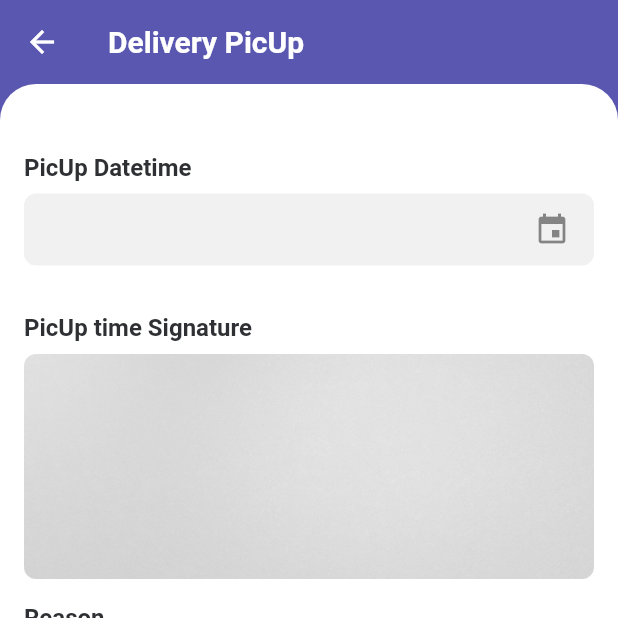
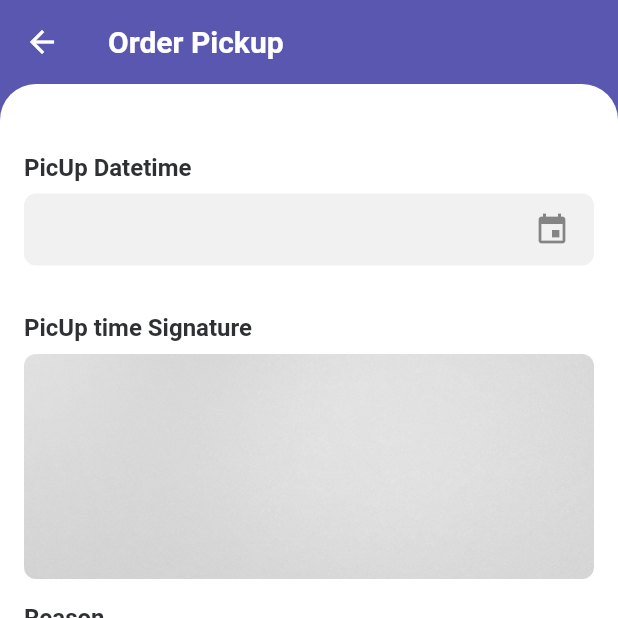
Before and after one commit to themasterblaster2025/org, a Flutter app: the ReceivedScreenOrderScreen screen opened directly with empty values, on a phone screen of 412 x 824 dp, the top half of it. Run offline on Flutter 3.47's test engine with Material 2 defaults, Android fonts, the phone set to English and light mode, and no system bars; drawn by our look-alikes of date_time_picker, nb_utils; our stand-ins replace animated_bottom_navigation_bar, cached_network_image, flutter_mobx, geolocator, google_fonts, google_maps_flutter and 5 more; missing offline and left inert: flutter_google_places, flutter_paystack, flutter_polyline_points, flutter_stripe, flutterwave_standard, google_api_headers and 5 more; accounts and stored records are empty; generated files the repository leaves out were written again; network calls fail; statements that could not run were skipped.

Commit message:
- Add Dark Mode

```diff
--- /dev/null
+++ b/lib/AppTheme.dart
@@ -0,0 +1,92 @@
+import 'package:flutter/material.dart';
+import 'package:flutter/services.dart';
+import 'package:google_fonts/google_fonts.dart';
+import 'package:mighty_delivery/main/utils/Colors.dart';
+import 'package:nb_utils/nb_utils.dart';
+
+class AppTheme {
+  //
+  AppTheme._();
+
+  static final ThemeData lightTheme = ThemeData(
+    primarySwatch: createMaterialColor(colorPrimary),
+    primaryColor: colorPrimary,
+    scaffoldBackgroundColor: scaffoldLightColor,
+    accentColor: colorPrimary,
+    bottomNavigationBarTheme: BottomNavigationBarThemeData(
+      backgroundColor: Colors.white,
+      selectedItemColor: colorPrimary,
+      unselectedItemColor: black,
+    ),
+    fontFamily: GoogleFonts.rajdhani().fontFamily,
+    iconTheme: IconThemeData(color: colorPrimary),
+    dialogBackgroundColor: Colors.white,
+    unselectedWidgetColor: Colors.black,
+    dividerColor: viewLineColor,
+    cardColor: Colors.white,
+    tabBarTheme: TabBarTheme(labelColor: Colors.black),
+    appBarTheme: AppBarTheme(
+      color: Colors.white,
+      brightness: Brightness.light,
+      elevation: 0,
+      systemOverlayStyle: SystemUiOverlayStyle(
+        statusBarIconBrightness: Brightness.dark,
+        statusBarBrightness: Brightness.light,
+      ),
+    ),
+    dialogTheme: DialogTheme(shape: dialogShape()),
+    bottomSheetTheme: BottomSheetThemeData(backgroundColor: Colors.white),
+    colorScheme: ColorScheme.light(
+      primary: colorPrimary,
+    ),
+  ).copyWith(
+    pageTransitionsTheme: PageTransitionsTheme(
+      builders: <TargetPlatform, PageTransitionsBuilder>{
+        TargetPlatform.android: OpenUpwardsPageTransitionsBuilder(),
+        TargetPlatform.linux: OpenUpwardsPageTransitionsBuilder(),
+        TargetPlatform.iOS: CupertinoPageTransitionsBuilder(),
+      },
+    ),
+  );
+
+  static final ThemeData darkTheme = ThemeData(
+    primarySwatch: createMaterialColor(colorPrimary),
+    primaryColor: colorPrimary,
+    scaffoldBackgroundColor: scaffoldColorDark,
+    accentColor: colorPrimary,
+    bottomNavigationBarTheme: BottomNavigationBarThemeData(
+      backgroundColor: Colors.red,
+      unselectedItemColor: white,
+      selectedItemColor: colorPrimary,
+    ),
+    fontFamily: GoogleFonts.rajdhani().fontFamily,
+    iconTheme: IconThemeData(color: Colors.white),
+    dialogBackgroundColor: scaffoldSecondaryDark,
+    unselectedWidgetColor: Colors.white60,
+    dividerColor: Colors.white12,
+    cardColor: scaffoldSecondaryDark,
+    tabBarTheme: TabBarTheme(labelColor: Colors.white),
+    appBarTheme: AppBarTheme(
+      color: scaffoldColorDark,
+      brightness: Brightness.dark,
+      elevation: 0,
+      systemOverlayStyle: SystemUiOverlayStyle(
+        systemNavigationBarColor: scaffoldColorDark,
+      ),
+    ),
+    dialogTheme: DialogTheme(shape: dialogShape()),
+    snackBarTheme: SnackBarThemeData(backgroundColor: appButtonColorDark),
+    bottomSheetTheme: BottomSheetThemeData(backgroundColor: appButtonColorDark),
+    colorScheme: ColorScheme.dark(
+      primary: colorPrimary,
+    ),
+  ).copyWith(
+    pageTransitionsTheme: PageTransitionsTheme(
+      builders: <TargetPlatform, PageTransitionsBuilder>{
+        TargetPlatform.android: OpenUpwardsPageTransitionsBuilder(),
+        TargetPlatform.linux: OpenUpwardsPageTransitionsBuilder(),
+        TargetPlatform.iOS: CupertinoPageTransitionsBuilder(),
+      },
+    ),
+  );
+}
--- a/lib/delivery/fragment/DProfileFragment.dart
+++ b/lib/delivery/fragment/DProfileFragment.dart
@@ -58,7 +58,7 @@ class DProfileFragmentState extends State<DProfileFragment> {
                     SettingItemModel mData = settingItems[index];
                     return ListTile(
                       contentPadding: EdgeInsets.only(left: 16, right: 16, top: 0, bottom: 0),
-                      leading: Icon(mData.icon, size: 30, color: colorPrimary),
+                      leading: Icon(mData.icon, size: 30, color: appStore.isDarkMode ? Colors.white : colorPrimary),
                       title: Text(mData.title!),
                       trailing: Icon(Icons.navigate_next, color: Colors.grey),
                       onTap: () async {
--- a/lib/delivery/screens/ReceivedScreenOrderScreen.dart
+++ b/lib/delivery/screens/ReceivedScreenOrderScreen.dart
@@ -85,7 +85,7 @@ class ReceivedScreenOrderScreenState extends State<ReceivedScreenOrderScreen> {
     ).then((value) {
       appStore.setLoading(false);
 
-      toast('Order PicUp Sucessfully');
+      toast('Order pickup Sucessfully');
       finish(context, true);
     }).catchError((error) {
       appStore.setLoading(false);
@@ -147,7 +147,7 @@ class ReceivedScreenOrderScreenState extends State<ReceivedScreenOrderScreen> {
   @override
   Widget build(BuildContext context) {
     return Scaffold(
-      appBar: appBarWidget('Delivery PicUp', color: colorPrimary, textColor: white, elevation: 0),
+      appBar: appBarWidget(widget.orderData!.status == ORDER_DEPARTED ? 'Order Deliver' : 'Order Pickup', color: colorPrimary, textColor: white, elevation: 0),
       body: Form(
         key: formKey,
         child: Stack(
@@ -187,7 +187,7 @@ class ReceivedScreenOrderScreenState extends State<ReceivedScreenOrderScreen> {
                                 4.height,
                                 widget.orderData!.paymentCollectFrom == PAYMENT_ON_DELIVERY
                                     ? Text('Payment Collect Form on Delivery', style: secondaryTextStyle())
-                                    : Text('Payment Collect Form on Pic Up', style: secondaryTextStyle()),
+                                    : Text('Payment Collect Form on Pickup', style: secondaryTextStyle()),
                               ],
                             ),
                           ],
@@ -455,9 +455,11 @@ class ReceivedScreenOrderScreenState extends State<ReceivedScreenOrderScreen> {
                                 return toast('Please Delivery Signature');
                               }
                             }
-                            if (widget.orderData!.paymentId == null && widget.orderData!.paymentCollectFrom == PAYMENT_ON_PICKUP) {
+                            if (widget.orderData!.paymentId == null &&
+                                widget.orderData!.paymentCollectFrom == PAYMENT_ON_PICKUP &&
+                                (widget.orderData!.status == ORDER_ACTIVE || widget.orderData!.status == ORDER_ARRIVED)) {
                               paymentConfirmDialog(widget.orderData!);
-                            } else if (widget.orderData!.paymentId == null && widget.orderData!.paymentCollectFrom == PAYMENT_ON_DELIVERY) {
+                            } else if (widget.orderData!.paymentId == null && widget.orderData!.paymentCollectFrom == PAYMENT_ON_DELIVERY && widget.orderData!.status == ORDER_DEPARTED) {
                               paymentConfirmDialog(widget.orderData!);
                             } else {
                               saveDelivery();
@@ -489,7 +491,7 @@ class ReceivedScreenOrderScreenState extends State<ReceivedScreenOrderScreen> {
               ),
             ),
             Observer(
-              builder: (_) => loaderWidget().visible(appStore.isLoading),
+              builder: (_) => Loader().visible(appStore.isLoading),
             )
           ],
         ),
@@ -502,7 +504,9 @@ class ReceivedScreenOrderScreenState extends State<ReceivedScreenOrderScreen> {
       context: context,
       builder: (_) {
         return AlertDialog(
-          content: Column(
+          content: Stack(
+            children: [
+              Column(
                 mainAxisSize: MainAxisSize.min,
                 children: [
                   Text('Are you sure collect this payment?'),
@@ -537,7 +541,6 @@ class ReceivedScreenOrderScreenState extends State<ReceivedScreenOrderScreen> {
                             await saveDelivery().then((value) async {
                               appStore.setLoading(false);
                               finish(context);
-                          finish(context);
                             }).catchError((error) {
                               appStore.setLoading(false);
                               log(error);
@@ -552,6 +555,11 @@ class ReceivedScreenOrderScreenState extends State<ReceivedScreenOrderScreen> {
                   ),
                 ],
               ),
+              Observer(
+                builder: (_) => Loader().visible(appStore.isLoading),
+              )
+            ],
+          ),
         );
       },
     );
--- a/lib/main.dart
+++ b/lib/main.dart
@@ -1,5 +1,6 @@
 import 'package:flutter/material.dart';
 import 'package:flutter_localizations/flutter_localizations.dart';
+import 'package:flutter_mobx/flutter_mobx.dart';
 import 'package:flutter_stripe/flutter_stripe.dart';
 import 'package:mighty_delivery/main/utils/Common.dart';
 import 'package:mighty_delivery/main/utils/Constants.dart';
@@ -47,6 +48,8 @@ class MyApp extends StatelessWidget {
 
   @override
   Widget build(BuildContext context) {
+    return Observer(
+      builder: (context) {
         return MaterialApp(
           builder: (context, child) {
             return ScrollConfiguration(
@@ -66,6 +69,8 @@ class MyApp extends StatelessWidget {
           locale: Locale(appStore.selectedLanguage.validate(value: defaultLanguage)),
         );
       }
+    );
+  }
 }
 
 class MyBehavior extends ScrollBehavior {
--- a/lib/main/components/BodyCornerWidget.dart
+++ b/lib/main/components/BodyCornerWidget.dart
@@ -13,7 +13,7 @@ class BodyCornerWidget extends StatelessWidget {
     return Container(
       color: colorPrimary,
       child: Container(
-        color: color ?? context.scaffoldBackgroundColor,
+        color: color ?? context.cardColor,
         height: context.height(),
         width: context.width(),
         child: child,
--- a/lib/main/network/NetworkUtils.dart
+++ b/lib/main/network/NetworkUtils.dart
@@ -80,7 +80,7 @@ Future handleResponse(Response response, [bool? avoidTokenError]) async {
       };
 
       await logInApi(req).then((value) {
-        throw 'Please try again.';
+        throw '';
       }).catchError((e) {
         throw TokenException(e);
       });
--- a/lib/main/screens/ChangePasswordScreen.dart
+++ b/lib/main/screens/ChangePasswordScreen.dart
@@ -1,6 +1,7 @@
 import 'package:flutter/material.dart';
 import 'package:flutter_mobx/flutter_mobx.dart';
 import 'package:mighty_delivery/main.dart';
+import 'package:mighty_delivery/main/components/BodyCornerWidget.dart';
 import 'package:mighty_delivery/main/network/RestApis.dart';
 import 'package:mighty_delivery/main/utils/Colors.dart';
 import 'package:mighty_delivery/main/utils/Common.dart';
@@ -71,6 +72,7 @@ class ChangePasswordScreenState extends State<ChangePasswordScreen> {
         children: [
           Form(
             key: formKey,
+            child: BodyCornerWidget(
               child: SingleChildScrollView(
                 padding: EdgeInsets.only(left: 16, top: 30, right: 16),
                 child: Column(
@@ -112,12 +114,17 @@ class ChangePasswordScreenState extends State<ChangePasswordScreen> {
                 ),
               ),
             ),
+          ),
           Observer(builder: (context) => loaderWidget().visible(appStore.isLoading)),
         ],
       ),
-      bottomNavigationBar: commonButton('Save Changes', () {
+      bottomNavigationBar: Container(
+        padding: EdgeInsets.all(16),
+        color: context.cardColor,
+        child: commonButton('Save Changes', () {
           submit();
-      }).paddingAll(16),
+        }),
+      ),
     );
   }
 }
--- a/lib/main/utils/Colors.dart
+++ b/lib/main/utils/Colors.dart
@@ -2,3 +2,7 @@ import 'package:flutter/material.dart';
 
 Color colorPrimary = Color(0xFF5957b0);
 Color borderColor = Color(0xFFEAEAEA);
+const scaffoldSecondaryDark = Color(0xFF1E1E1E);
+const scaffoldColorDark = Color(0xFF090909);
+const appButtonColorDark = Color(0xFF282828);
+const dividerColor = Color(0xFFD3D3D3);
--- a/lib/user/components/FilterOrderComponent.dart
+++ b/lib/user/components/FilterOrderComponent.dart
@@ -47,16 +47,14 @@ class FilterOrderComponentState extends State<FilterOrderComponent> {
       if (filterData!.fromDate != null) {
         fromDate = DateTime.tryParse(filterData!.fromDate!);
         if (fromDate != null) {
-          fromDateController.text = DateFormat('MMM dd,yyyy').format(fromDate!);
+          fromDateController.text = fromDate.toString();
         }
-        print('from date:${fromDateController.text}');
       }
       if (filterData!.toDate != null) {
         toDate = DateTime.tryParse(filterData!.toDate!);
         if(toDate!=null) {
-          toDateController.text = DateFormat('MMM dd,yyyy').format(toDate!);
+          toDateController.text = toDate.toString();
         }
-        print('to date:${toDateController.text}');
       }
     }
   }
```
Lines whose indentation alone changed are shown as unchanged.
